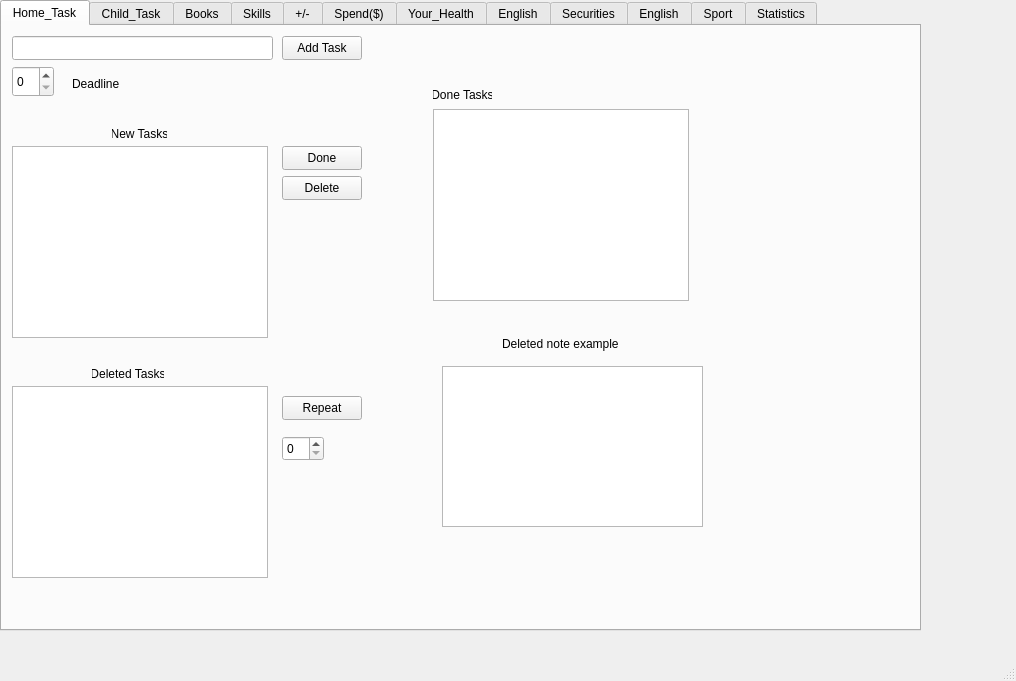
This is ToDoNotes/mainwindow.ui in andreyschelkovo/ToDoNotes as Qt 5 draws it before an edit. The edited form follows.
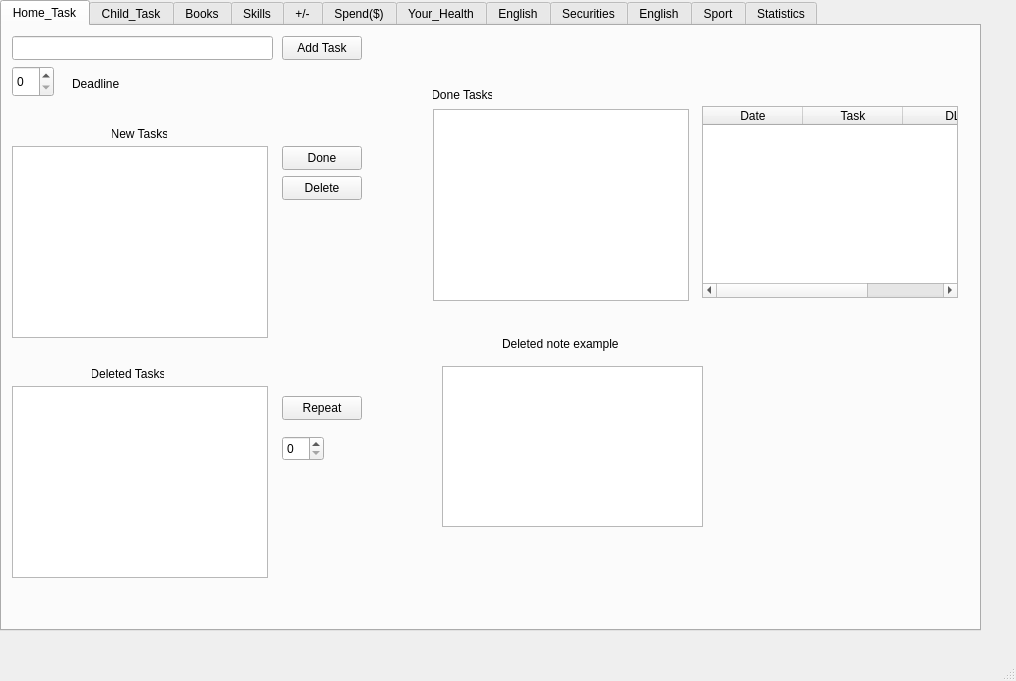
This is the edited form.

Commit message: cant add lineedit msg into tablewidet

Diff of the .ui file:
```diff
--- a/ToDoNotes/mainwindow.ui
+++ b/ToDoNotes/mainwindow.ui
@@ -19,7 +19,7 @@
      <rect>
       <x>0</x>
       <y>0</y>
-      <width>921</width>
+      <width>981</width>
       <height>631</height>
      </rect>
     </property>
@@ -235,6 +235,31 @@
        <set>Qt::AlignCenter</set>
       </property>
      </widget>
+     <widget class="QTableWidget" name="tableWidget_new_tasks">
+      <property name="geometry">
+       <rect>
+        <x>700</x>
+        <y>80</y>
+        <width>256</width>
+        <height>192</height>
+       </rect>
+      </property>
+      <column>
+       <property name="text">
+        <string>Date</string>
+       </property>
+      </column>
+      <column>
+       <property name="text">
+        <string>Task</string>
+       </property>
+      </column>
+      <column>
+       <property name="text">
+        <string>DL</string>
+       </property>
+      </column>
+     </widget>
     </widget>
     <widget class="QWidget" name="tab_2">
      <attribute name="title">
```
The commit also changes 2 other files.
